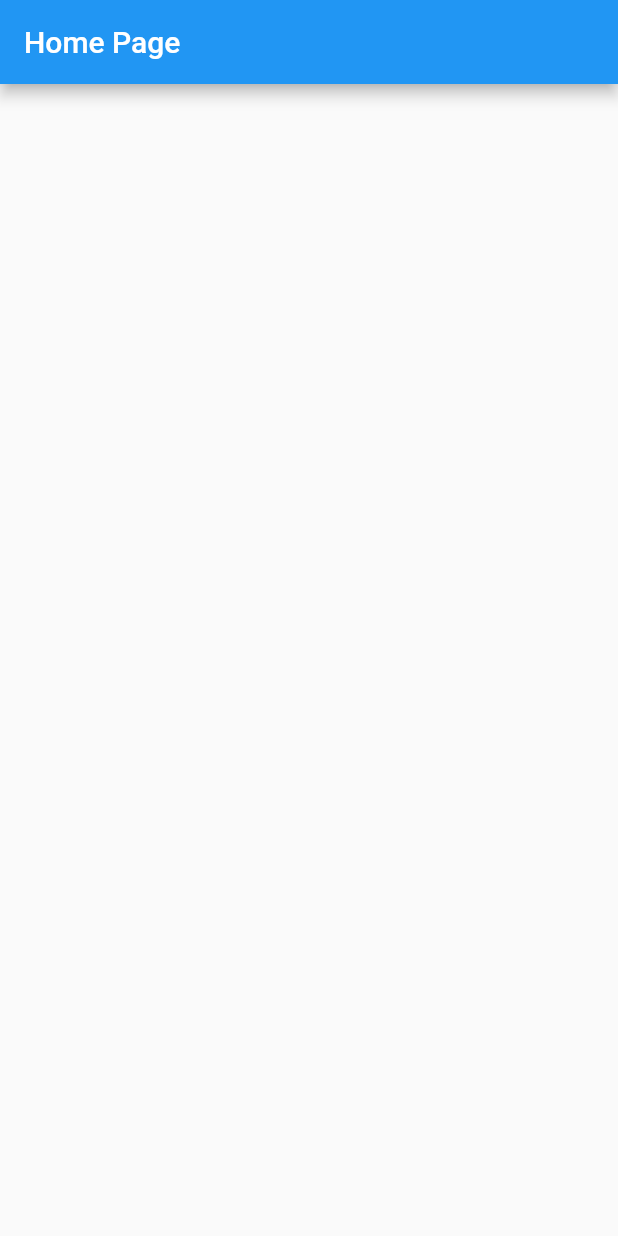
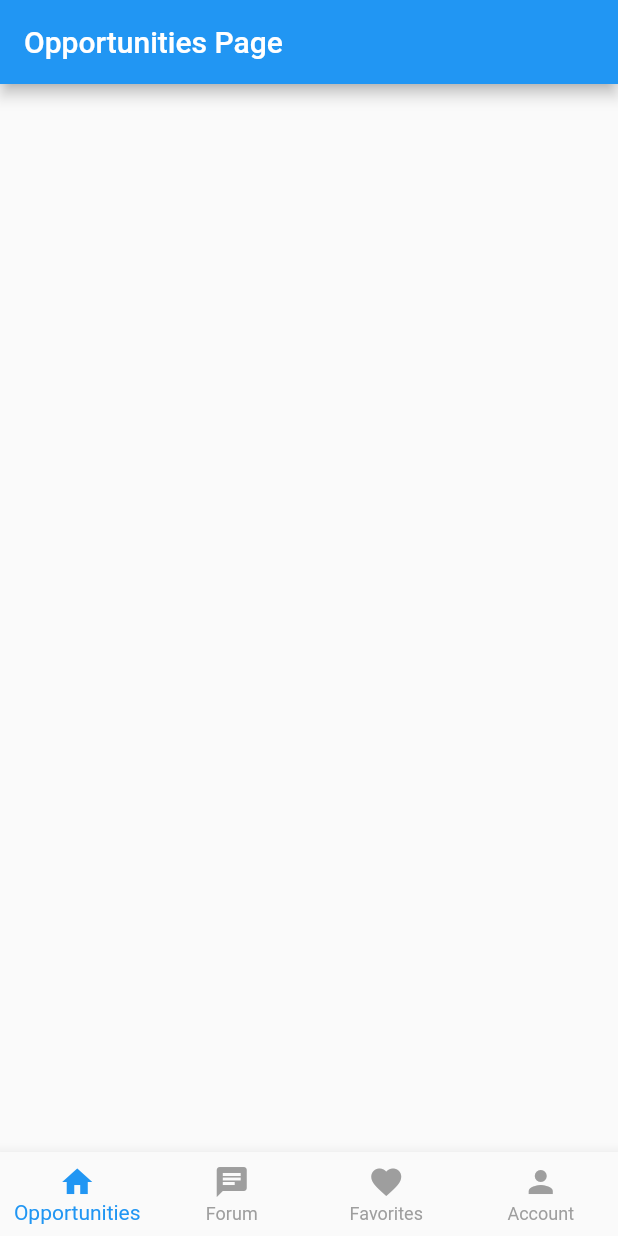
Before and after one commit to sadeghbiglar/forsat-frontend, a Flutter app: the screen it shows after launch, on a phone screen of 412 x 824 dp. Run offline on Flutter 3.47's test engine with Material 2 defaults, Android fonts, the phone set to English and light mode, and no system bars.

Commit message:
part 14 &15 routes & bottom navigation bar items complete

```diff
--- a/lib/main.dart
+++ b/lib/main.dart
@@ -1,6 +1,6 @@
 import 'package:flutter/material.dart';
-import 'package:forsat/presentation/Opportunities/opportunities_page.dart';
-
+import 'package:forsat/router/router.dart';
+import 'package:forsat/router/route_constants.dart';
 void main() {
   runApp(const Forsat());
 }
@@ -16,7 +16,8 @@ class Forsat extends StatelessWidget {
       theme: ThemeData(
         primarySwatch: Colors.blue,
       ),
-       home:OpportunitiesPage(),
+        onGenerateRoute: Routers.onGenerateRoute,
+      initialRoute: homeRoute,
     );
   }
 }
--- a/lib/presentation/Opportunities/opportunities_page.dart
+++ b/lib/presentation/Opportunities/opportunities_page.dart
@@ -5,11 +5,16 @@ class OpportunitiesPage extends StatefulWidget {
   _OpportunitiesPageState createState() => _OpportunitiesPageState();
 }
 
-class _OpportunitiesPageState extends State<OpportunitiesPage> {
+class _OpportunitiesPageState extends State<OpportunitiesPage> with AutomaticKeepAliveClientMixin {
   @override
   Widget build(BuildContext context) {
+      super.build(context);
     return Scaffold(
-      appBar: AppBar(title: Text('Home Page')),
+      appBar: AppBar(title: Text('Opportunities Page')),
     );
   }
+
+  @override
+  // TODO: implement wantKeepAlive
+  bool get wantKeepAlive => true;
 }
--- /dev/null
+++ b/lib/presentation/home/home_page.dart
@@ -0,0 +1,70 @@
+import 'package:flutter/material.dart';
+import 'package:forsat/presentation/Opportunities/opportunities_page.dart';
+import 'package:forsat/presentation/auth/account_page.dart';
+import 'package:forsat/presentation/favorities/favorities_Page.dart';
+import 'package:forsat/presentation/forum/questions_page.dart';
+
+class HomePage extends StatefulWidget {
+  @override
+  _HomePageState createState() => _HomePageState();
+}
+
+class _HomePageState extends State<HomePage> {
+  final PageController _pageController = PageController();
+  final List<Widget> _screens = [
+    OpportunitiesPage(),
+    QuestionsPage(),
+    FavoritiesPage(),
+    AccountPage()
+  ];
+
+  int _selectedIndex = 0;
+  void _onPageChanged(int pageIndex) {
+    setState(() {
+      _selectedIndex = pageIndex;
+    });
+  }
+ void _onItemTapped(int itemIndex) {
+    setState(() {
+      _pageController.jumpToPage(itemIndex);
+    });
+  }
+  @override
+  Widget build(BuildContext context) {
+    return Scaffold(
+     body: PageView(
+        controller: _pageController,
+        onPageChanged: _onPageChanged,
+        physics: const NeverScrollableScrollPhysics(),
+        children: _screens,
+      ),
+    bottomNavigationBar: BottomNavigationBar(
+        type: BottomNavigationBarType.fixed,
+        onTap: _onItemTapped,
+      items:const <BottomNavigationBarItem> [
+          BottomNavigationBarItem(
+            icon: Icon(
+              Icons.home,
+            ),
+            label: 'Opportunities',
+          ),
+          BottomNavigationBarItem(
+            icon: Icon(Icons.chat),
+            label: 'Forum',
+          ),
+          BottomNavigationBarItem(
+            icon: Icon(Icons.favorite),
+            label: 'Favorites',
+          ),
+          BottomNavigationBarItem(
+            icon: Icon(Icons.person),
+            label: 'Account',
+          ),
+      ],
+      selectedItemColor: Theme.of(context).primaryColor,
+        unselectedItemColor: Colors.grey,
+        currentIndex: _selectedIndex,
+    ),
+    );
+  }
+}
--- a/lib/router/route_constants.dart
+++ b/lib/router/route_constants.dart
@@ -0,0 +1,19 @@
+// Opportunities
+const String opportunitiesRoute = "opportunities";
+const String opportunityDetailRoute = "opportunitiesDetail";
+const String addNewOpportunity = "addNewOpportunity";
+
+// home
+const String homeRoute = "home";
+
+// Auth
+const String signInRoute = "signIn";
+const String signUpRoute = "signUp";
+const String accountRoute = "account";
+
+// Forum
+const String forumRoute = "forum";
+const String questionDetail = "questionDetail";
+
+// Favorities
+const String favoritiesRoute = "favorities";
--- a/lib/router/router.dart
+++ b/lib/router/router.dart
@@ -0,0 +1,25 @@
+import 'package:flutter/material.dart';
+import 'package:forsat/presentation/Opportunities/opportunities_page.dart';
+import 'package:forsat/presentation/auth/sign_in_page.dart';
+import 'package:forsat/presentation/auth/sign_up_page.dart';
+import 'package:forsat/presentation/home/home_page.dart';
+import 'package:forsat/presentation/not_found/not_found_page.dart';
+import 'package:forsat/router/route_constants.dart';
+
+class Routers {
+  static Route<dynamic> onGenerateRoute(RouteSettings routeSettings) {
+    switch (routeSettings.name) {
+      case opportunitiesRoute:
+        return MaterialPageRoute(builder: (_) => OpportunitiesPage());
+      case homeRoute:
+        return MaterialPageRoute(builder: (_) => HomePage());
+      case signInRoute:
+        return MaterialPageRoute(builder: (_) => SignInPage());
+      case signUpRoute:
+        return MaterialPageRoute(builder: (_) => SignUpPage());
+
+      default:
+        return MaterialPageRoute(builder: (_) => NotFoundPage());
+    }
+  }
+}
```
Also changed, not shown: lib/presentation/auth/account_page.dart (added, +15 -0 lines), lib/presentation/auth/sign_in_page.dart (added, +15 -0 lines), lib/presentation/auth/sign_up_page.dart (added, +15 -0 lines), lib/presentation/favorities/favorities_Page.dart (added, +15 -0 lines), lib/presentation/forum/questions_page.dart (added, +15 -0 lines), lib/presentation/not_found/not_found_page.dart (added, +12 -0 lines).
